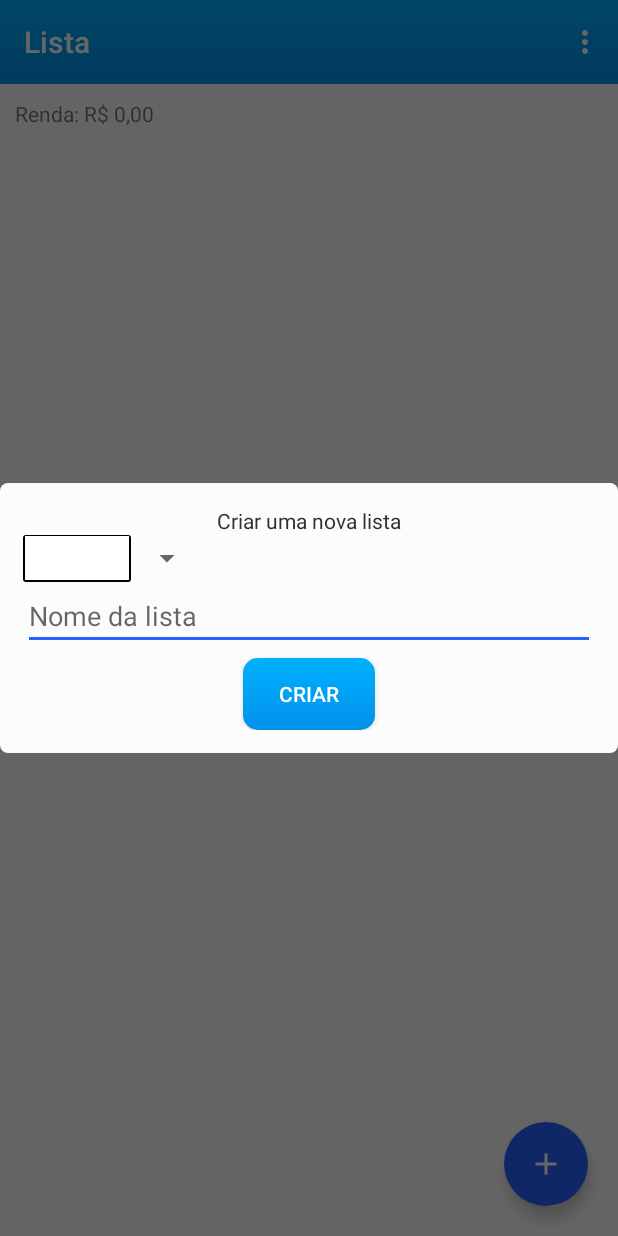
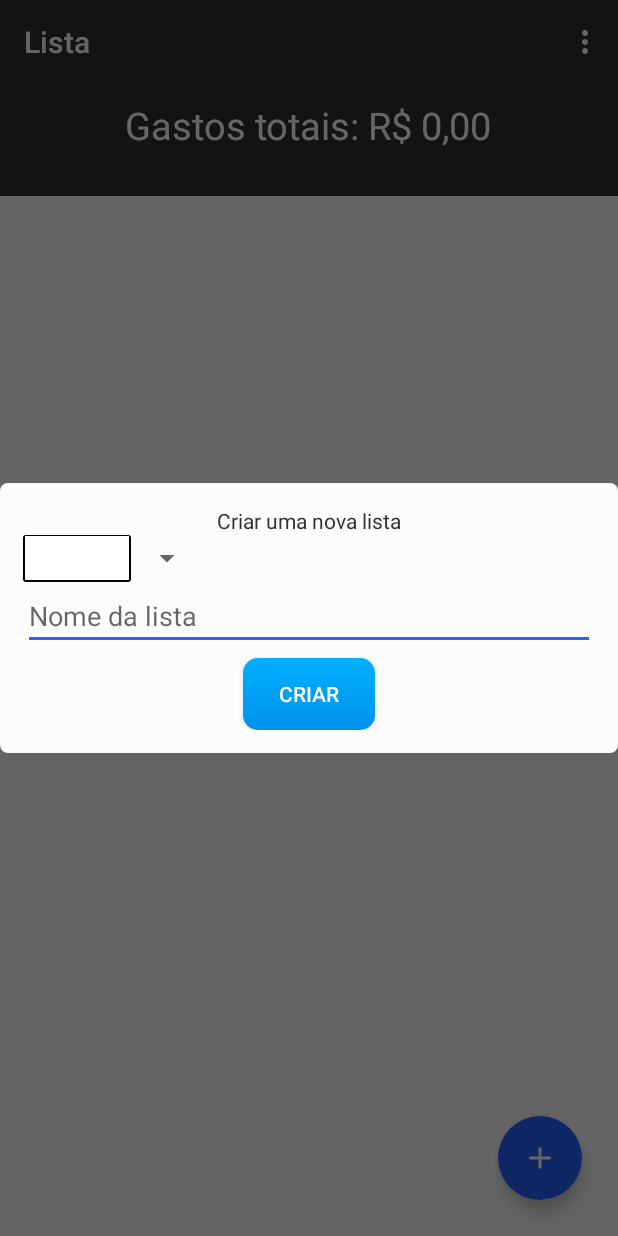
Before and after one commit to rodrigoosoares/Lista, an Android app: the screen it shows after launch (MainPageActivity), after a tap on an icon or button, on a phone screen of 412 x 824 dp. Run offline under Robolectric (Android 15) with nearby library versions, the phone set to English and light mode, and no system bars.

Commit message:
Income altered to Spending. Alter Layout

```diff
--- a/app/src/main/java/com/rodrigo/soares/lista/activities/AddItemActivity.kt
+++ b/app/src/main/java/com/rodrigo/soares/lista/activities/AddItemActivity.kt
@@ -38,3 +38,11 @@ class AddItemActivity : AppCompatActivity() {
 
     }
 }
+
+/*
+    O aplicativo será um controle de gastos.
+        O usuário poderá adicionar listas de compras (MainPageActivity) (Mercado, preças do pc etc)
+            - Na MainPageActivity o usuário poderá ver a quantidade total de seus gastos
+        O usuário poderá em cada lista (SelectedListActivity) adicionar itens
+            - Cada item possuirá um nome, um valor e um link (opicional)
+*/
--- a/app/src/main/java/com/rodrigo/soares/lista/activities/MainPageActivity.kt
+++ b/app/src/main/java/com/rodrigo/soares/lista/activities/MainPageActivity.kt
@@ -8,7 +8,6 @@ import android.view.ContextMenu
 import android.view.Menu
 import android.view.MenuItem
 import android.view.View
-import com.rodrigo.soares.lista.R
 import com.rodrigo.soares.lista.adapters.ReclyclerViewListsAdapter
 import com.rodrigo.soares.lista.dao.impl.AccountDAO
 import com.rodrigo.soares.lista.dao.impl.ListaDAO
@@ -19,6 +18,9 @@ import com.rodrigo.soares.lista.models.Lista
 import com.rodrigo.soares.lista.presenters.MainPagePresenter
 import kotlinx.android.synthetic.main.activity_main.*
 import kotlinx.android.synthetic.main.toolbar_layout.*
+import android.view.MotionEvent
+import com.rodrigo.soares.lista.R
+
 
 class MainPageActivity : AppCompatActivity() {
 
@@ -35,7 +37,7 @@ class MainPageActivity : AppCompatActivity() {
 
         //TODO tranferir esse cara para a SplashScreen
             //this.deleteDatabase("Listas.db")
-            //mConnection = DBConnection(this)
+            mConnection = DBConnection(this)
             //AccountDAO(mConnection!!).save(Account(0.0))
         setUp()
 
@@ -78,7 +80,7 @@ class MainPageActivity : AppCompatActivity() {
     }
 
     private fun setUp(){
-        setContentView(R.layout.activity_main)
+        setContentView(com.rodrigo.soares.lista.R.layout.activity_main)
         setSupportActionBar(toolbar)
 
         mPresenter = MainPagePresenter(this)
@@ -88,9 +90,13 @@ class MainPageActivity : AppCompatActivity() {
         listDao = ListaDAO(mConnection!!)
         lists.addAll(mPresenter!!.getAllLists(listDao!!))
 
-        //AccountDAO(mConnection!!).update(Account(1, 10000.00))
+        tvIncome.text = mPresenter!!.setUpIncomeText(lists)
 
-        tvIncome.text = mPresenter!!.setUpIncomeText(lists)
+        rvLists.setOnTouchListener{ v, _ ->
+            v.parent
+                .requestDisallowInterceptTouchEvent(true) // Pour Le Scroll pour qu'il soit opérationnel
+            false
+        }
     }
 
     fun updateLists(){
--- a/app/src/main/java/com/rodrigo/soares/lista/presenters/MainPagePresenter.kt
+++ b/app/src/main/java/com/rodrigo/soares/lista/presenters/MainPagePresenter.kt
@@ -22,7 +22,7 @@ class MainPagePresenter(var activity: MainPageActivity) {
 
     private val DEFAULT_ACCOUNT_ID = 1
 
-    private val INCOME_TEXT = "Renda: "
+    private val TOTAL_SPENDING_TEXT = "Gastos totais: "
     private val FRAGMENT_TAG = "fragmentAdicionarLista"
     private val SELECTED_LIST_EXTRA = "listaSelecionada"
 
@@ -67,17 +67,17 @@ class MainPagePresenter(var activity: MainPageActivity) {
     fun getAllLists(listDao: ListaDAO) = listDao.getAll()
 
     fun setUpIncomeText(lists: List<Lista>): String {
-        val account = AccountDAO(activity.getConnection()).getById(DEFAULT_ACCOUNT_ID)
+        //val account = AccountDAO(activity.getConnection()).getById(DEFAULT_ACCOUNT_ID)
         val locale = Locale("pt", "BR")
-        var spending = 0.0
+        var totalSpending = 0.0
         val itens = ArrayList<Item>()
 
         lists.forEach {
             itens.addAll(ItemDAO(activity.getConnection()).getAllByIdLista(it.id!!))
         }
 
-        itens.forEach { spending += it.price }
+        itens.forEach { totalSpending += it.price }
 
-        return INCOME_TEXT + NumberFormat.getCurrencyInstance(locale).format((account.income - spending))
+        return TOTAL_SPENDING_TEXT + NumberFormat.getCurrencyInstance(locale).format(totalSpending)
     }
 }
--- a/app/src/main/res/drawable/toolbar_background.xml
+++ b/app/src/main/res/drawable/toolbar_background.xml
@@ -1,9 +1,9 @@
 <?xml version="1.0" encoding="utf-8"?>
 <shape xmlns:android="http://schemas.android.com/apk/res/android" android:shape="rectangle" >
 
-    <gradient android:angle="90"
+    <!--<gradient android:angle="90"
               android:endColor="@color/colorPrimary"
               android:startColor="@color/colorPrimaryDark"
-              android:type="linear" />
-
+              android:type="linear" />-->
+    <solid android:color="@android:color/transparent"/>
 </shape>
--- a/app/src/main/res/layout/activity_main.xml
+++ b/app/src/main/res/layout/activity_main.xml
@@ -1,4 +1,57 @@
 <?xml version="1.0" encoding="utf-8"?>
+<android.support.constraint.ConstraintLayout
+        android:id="@+id/rlPaginaPrincipal"
+        xmlns:android="http://schemas.android.com/apk/res/android"
+        xmlns:tools="http://schemas.android.com/tools"
+        xmlns:app="http://schemas.android.com/apk/res-auto"
+        android:layout_width="match_parent"
+        android:layout_height="match_parent"
+        tools:context=".activities.MainPageActivity"
+        android:background="?attr/backgroundcolor"
+        android:fitsSystemWindows="true">
+
+    <RelativeLayout android:id="@+id/rlPaginaPrincipalInfo"
+                    android:layout_width="match_parent"
+                    android:layout_height="wrap_content"
+                    android:background="#303030"
+    >
+
+        <include layout="@layout/toolbar_layout"/>
+
+        <TextView android:id="@+id/tvIncome"
+                  android:layout_width="wrap_content"
+                  android:layout_height="wrap_content"
+                  android:layout_below="@id/toolbar"
+                  android:layout_centerHorizontal="true"
+                  android:layout_marginTop="10dp"
+                  android:layout_marginBottom="30dp"
+                  android:textSize="25sp"
+                  android:text="Gastos totais: R$ 10000,00"
+                  android:textColor="@android:color/white"/>
+    </RelativeLayout>
+
+    <android.support.v7.widget.RecyclerView android:id="@+id/rvLists"
+                                            android:layout_width="match_parent"
+                                            android:layout_height="wrap_content"
+                                            app:layout_constraintTop_toBottomOf="@id/rlPaginaPrincipalInfo"
+                                            android:scrollbars="vertical"
+                                            android:layout_marginTop="10dp"/>
+
+    <android.support.design.widget.FloatingActionButton android:id="@+id/fabAddList"
+                                                        android:layout_width="wrap_content"
+                                                        android:layout_height="wrap_content"
+                                                        app:layout_constraintBottom_toBottomOf="parent"
+                                                        app:layout_constraintEnd_toEndOf="parent"
+                                                        android:layout_marginEnd="24dp"
+                                                        android:layout_marginBottom="24dp"
+                                                        app:fabSize="normal"
+                                                        android:background="@drawable/fab_background"
+                                                        android:src="@drawable/ic_add"
+                                                        app:borderWidth="0dp"/>
+</android.support.constraint.ConstraintLayout>
+
+
+<!--
 <RelativeLayout
         android:id="@+id/rlPaginaPrincipal"
         xmlns:android="http://schemas.android.com/apk/res/android"
@@ -10,20 +63,32 @@
         android:background="?attr/backgroundcolor"
         android:fitsSystemWindows="true">
 
-    <include layout="@layout/toolbar_layout"/>
+    <RelativeLayout android:id="@+id/rlPaginaPrincipalInfo"
+                    android:layout_width="match_parent"
+                    android:layout_height="wrap_content"
+                    android:background="#303030"
+    >
 
-    <TextView android:id="@+id/tvIncome"
-              android:layout_width="wrap_content"
-              android:layout_height="wrap_content"
-              android:layout_below="@id/toolbar"
-              android:layout_margin="10dp"
-    android:text=""/>
+        <include layout="@layout/toolbar_layout"/>
+
+        <TextView android:id="@+id/tvIncome"
+                  android:layout_width="wrap_content"
+                  android:layout_height="wrap_content"
+                  android:layout_below="@id/toolbar"
+                  android:layout_centerHorizontal="true"
+                  android:layout_marginTop="10dp"
+                  android:layout_marginBottom="30dp"
+                  android:textSize="25sp"
+                  android:text="Gastos totais: R$ 10000,00"
+                  android:textColor="@android:color/white"
+        />
+    </RelativeLayout>
 
     <android.support.v7.widget.RecyclerView android:id="@+id/rvLists"
                                             android:layout_width="match_parent"
                                             android:layout_height="match_parent"
-                                            android:layout_below="@id/tvIncome"
-                                            android:layout_marginTop="20dp"/>
+                                            android:layout_below="@id/rlPaginaPrincipalInfo"
+                                            android:layout_marginTop="10dp"/>
 
     <android.support.design.widget.FloatingActionButton android:id="@+id/fabAddList"
                                                         android:layout_width="wrap_content"
@@ -36,3 +101,5 @@
                                                         android:src="@drawable/ic_add"
                                                         app:borderWidth="0dp"/>
 </RelativeLayout>
+
+ -->
```
